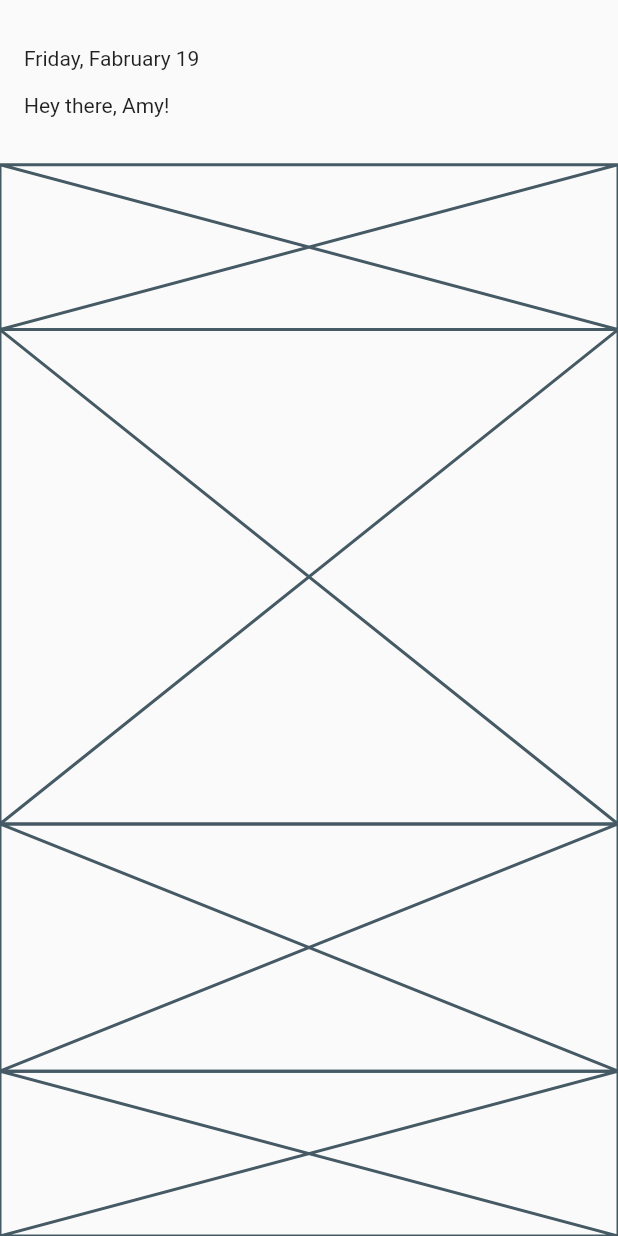
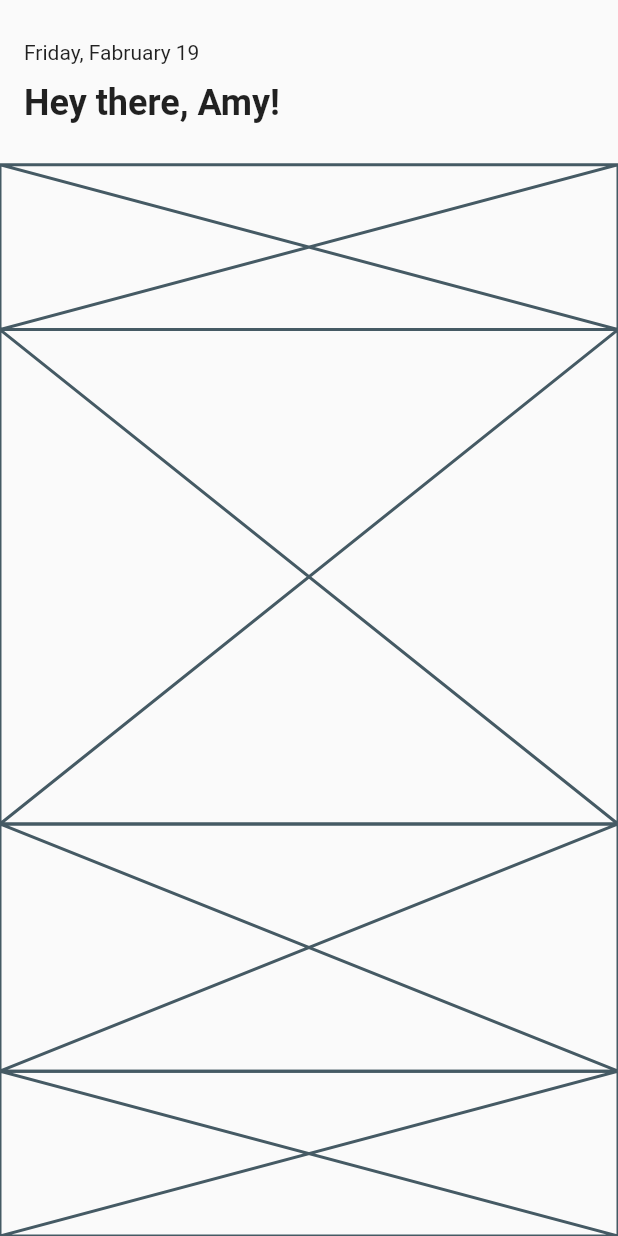
Before and after one commit to JAICHANGPARK/flutter_notebook_11th_story, a Flutter app: the screen it shows after launch, on a phone screen of 412 x 824 dp. Run offline on Flutter 3.47's test engine with Material 2 defaults, Android fonts, the phone set to English and light mode, and no system bars; our stand-ins replace backdrop, badges, flutter_inner_drawer, flutter_slidable, flutter_swiper, google_fonts.

Commit message:
Update experience_home_page.dart

```diff
--- a/lib/ep718_experience_app/experience_home_page.dart
+++ b/lib/ep718_experience_app/experience_home_page.dart
@@ -23,7 +23,8 @@ class _ExperienceHomePageState extends State<ExperienceHomePage> {
                     children: [
                       Text("Friday, Fabruary 19"),
                       Text("Hey there, Amy!",style: TextStyle(
-
+                        fontSize: 24,
+                        fontWeight: FontWeight.bold
                       ),),
                     ],
                   ),
```
